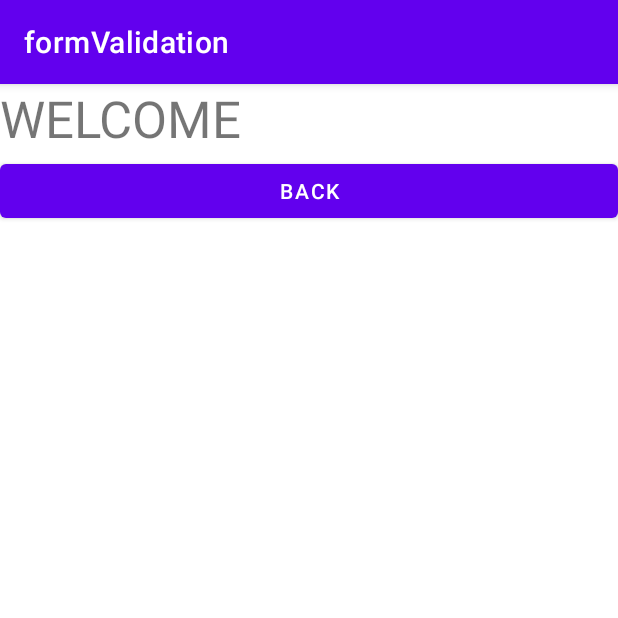
After one commit to vaarunx/learning-android, an Android app: the MainActivity2 screen opened directly, with no data from a screen before it, on a phone screen of 412 x 824 dp, the top half of it. The commit adds this screen. Run offline under Robolectric (Android 15) with nearby library versions, the phone set to English and light mode, and no system bars.

Commit message:
Added intent and routed to another activity

```diff
--- a/formValidation/app/src/main/AndroidManifest.xml
+++ b/formValidation/app/src/main/AndroidManifest.xml
@@ -10,6 +10,9 @@
         android:supportsRtl="true"
         android:theme="@style/Theme.FormValidation">
         <activity
+            android:name=".MainActivity2"
+            android:exported="false" />
+        <activity
             android:name=".MainActivity"
             android:exported="true">
             <intent-filter>
--- a/formValidation/app/src/main/java/com/example/formvalidation/MainActivity.java
+++ b/formValidation/app/src/main/java/com/example/formvalidation/MainActivity.java
@@ -2,6 +2,7 @@ package com.example.formvalidation;
 
 import androidx.appcompat.app.AppCompatActivity;
 
+import android.content.Intent;
 import android.os.Bundle;
 import android.view.View;
 import android.widget.Button;
@@ -28,6 +29,8 @@ public class MainActivity extends AppCompatActivity implements View.OnClickListe
         if (username.getText().toString().matches("[a-zA-Z]+") && pin.getText().toString().matches("[0-9]+") && pin.getText().toString().length() == 4){
             Toast t= Toast.makeText(getApplicationContext(),"Successfully Validated" , Toast.LENGTH_SHORT);
             t.show();
+            Intent intent = new Intent(getApplicationContext() , MainActivity2.class);
+            startActivity(intent);
         }
         else{
             Toast t= Toast.makeText(getApplicationContext(),"Please Check your username and pin!" , Toast.LENGTH_SHORT);
@@ -38,4 +41,6 @@ public class MainActivity extends AppCompatActivity implements View.OnClickListe
     //etUname.getText().toString().matches("[a-zA-Z]+")
     //etPwd.getText().toString().matches("[0-9]+")
     //etPwd.getText().toString().length() == 4;
+//    Intent intent = new Intent(getApplicationContext() , MainActivity2.class);
+//    startActivity(intent);
 }
--- /dev/null
+++ b/formValidation/app/src/main/java/com/example/formvalidation/MainActivity2.java
@@ -0,0 +1,27 @@
+package com.example.formvalidation;
+
+import androidx.appcompat.app.AppCompatActivity;
+
+import android.content.Intent;
+import android.os.Bundle;
+import android.view.View;
+import android.widget.Button;
+
+public class MainActivity2 extends AppCompatActivity implements View.OnClickListener {
+    Button back;
+
+    @Override
+    protected void onCreate(Bundle savedInstanceState) {
+        super.onCreate(savedInstanceState);
+        setContentView(R.layout.activity_main2);
+        back = (Button) findViewById(R.id.back);
+
+        back.setOnClickListener(this);
+    }
+
+    @Override
+    public void onClick(View view) {
+        Intent intent = new Intent(getApplicationContext() , MainActivity.class);
+        startActivity(intent);
+    }
+}
--- /dev/null
+++ b/formValidation/app/src/main/res/layout/activity_main2.xml
@@ -0,0 +1,22 @@
+<?xml version="1.0" encoding="utf-8"?>
+<LinearLayout xmlns:android="http://schemas.android.com/apk/res/android"
+    xmlns:app="http://schemas.android.com/apk/res-auto"
+    xmlns:tools="http://schemas.android.com/tools"
+    android:layout_width="match_parent"
+    android:layout_height="match_parent"
+    android:orientation="vertical"
+    tools:context=".MainActivity2">
+
+    <TextView
+        android:id="@+id/textView4"
+        android:layout_width="match_parent"
+        android:layout_height="47dp"
+        android:text="WELCOME"
+        android:textSize="34sp" />
+
+    <Button
+        android:id="@+id/back"
+        android:layout_width="match_parent"
+        android:layout_height="wrap_content"
+        android:text="Back" />
+</LinearLayout>
```
